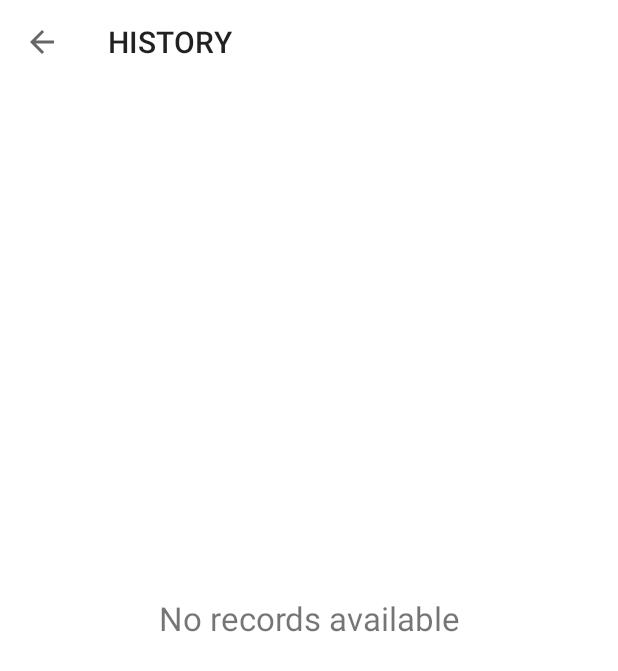
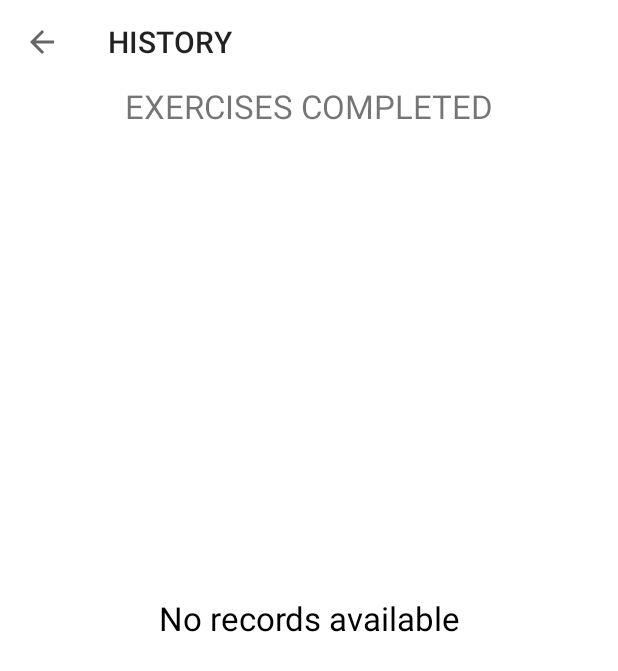
Before and after one commit to malicankaya/7MinutesWorkout, an Android app: the HistoryActivity screen opened directly, with no data from a screen before it, on a phone screen of 412 x 824 dp. Shown: the top 671 px of the screen. Run offline under Robolectric (Android 15) with nearby library versions, the phone set to English and light mode, and no system bars.

Commit message:
completing project

```diff
--- a/app/src/main/java/com/malicankaya/a7minutesworkout/ExerciseActivity.kt
+++ b/app/src/main/java/com/malicankaya/a7minutesworkout/ExerciseActivity.kt
@@ -23,11 +23,11 @@ class ExerciseActivity : AppCompatActivity(), TextToSpeech.OnInitListener {
     var binding: ActivityExerciseBinding? = null
     private var readyCountDownTimer: CountDownTimer? = null
     private var readyTimerProgressSec = 0
-    private var readyTimerSec: Long = 1
+    private var readyTimerSec: Long = 10
 
     private var exerciseCountDownTimer: CountDownTimer? = null
     private var exerciseTimerProgressSec = 0
-    private var exerciseTimerSec: Long = 1
+    private var exerciseTimerSec: Long = 30
 
     private var exerciseList: ArrayList<ExerciseModel>? = null
     private var currentExercisePosition = -1
--- a/app/src/main/java/com/malicankaya/a7minutesworkout/HistoryActivity.kt
+++ b/app/src/main/java/com/malicankaya/a7minutesworkout/HistoryActivity.kt
@@ -30,15 +30,15 @@ class HistoryActivity : AppCompatActivity() {
 
         lifecycleScope.launch {
             dao.getAllHistoryData().collect {
-                listHistoryData(dao,it)
+                listHistoryData(dao,ArrayList(it))
             }
         }
     }
 
-    private fun listHistoryData(historyDao: HistoryDao, historyList: List<HistoryEntity>) {
-        val adapter = HistoryAdapter(historyList) {
+    private fun listHistoryData(historyDao: HistoryDao, historyList: ArrayList<HistoryEntity>) {
+        val adapter = HistoryAdapter(historyList,{
             deleteRecord(it, historyDao)
-        }
+        })
         if(historyList.isEmpty()){
             binding?.tvNoRecords?.visibility = View.VISIBLE
             binding?.rvHistory?.visibility = View.INVISIBLE
--- a/app/src/main/java/com/malicankaya/a7minutesworkout/HistoryAdapter.kt
+++ b/app/src/main/java/com/malicankaya/a7minutesworkout/HistoryAdapter.kt
@@ -50,7 +50,7 @@ class HistoryAdapter(
         }
 
         holder.delete.setOnClickListener {
-            deleteRecord.invoke(holder.date.toString())
+            deleteRecord.invoke(holder.date.text.toString())
         }
 
     }
--- a/app/src/main/res/layout/activity_history.xml
+++ b/app/src/main/res/layout/activity_history.xml
@@ -14,6 +14,16 @@
         app:title="HISTORY" />
 
     <TextView
+        android:id="@+id/tvExerciseCompleted"
+        android:layout_width="wrap_content"
+        android:layout_height="wrap_content"
+        app:layout_constraintTop_toBottomOf="@id/toolbarHistory"
+        app:layout_constraintEnd_toEndOf="parent"
+        app:layout_constraintStart_toStartOf="parent"
+        android:text="EXERCISES COMPLETED"
+        android:textSize="22sp"/>
+
+    <TextView
         android:id="@+id/tvNoRecords"
         android:layout_width="wrap_content"
         android:layout_height="wrap_content"
@@ -21,6 +31,7 @@
         app:layout_constraintBottom_toBottomOf="parent"
         app:layout_constraintEnd_toEndOf="parent"
         app:layout_constraintStart_toStartOf="parent"
+        android:textColor="@color/black"
         android:text="No records available"
         android:textSize="22sp"/>
 
@@ -32,7 +43,7 @@
         android:layout_height="0dp"
         android:orientation="vertical"
         app:layoutManager="androidx.recyclerview.widget.LinearLayoutManager"
-        app:layout_constraintTop_toBottomOf="@id/toolbarHistory"
+        app:layout_constraintTop_toBottomOf="@id/tvExerciseCompleted"
         tools:listitem="@layout/history_row" />
 
 </androidx.constraintlayout.widget.ConstraintLayout>
```
Also changed, not shown: app/src/main/res/layout/history_row.xml (+8 -7 lines).
